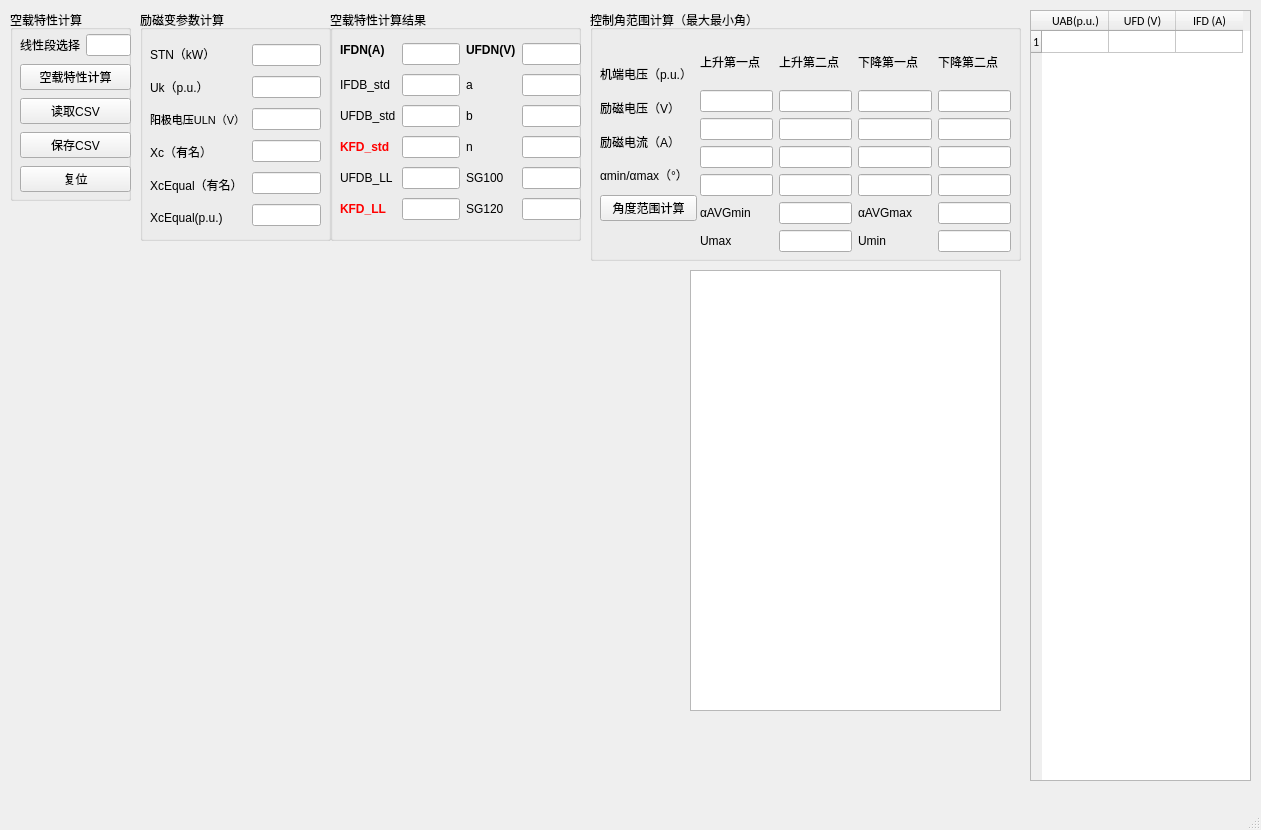
Old version of the form kongzaiQMainWindow.ui in the repository fly1057/noloadcharacteristic.
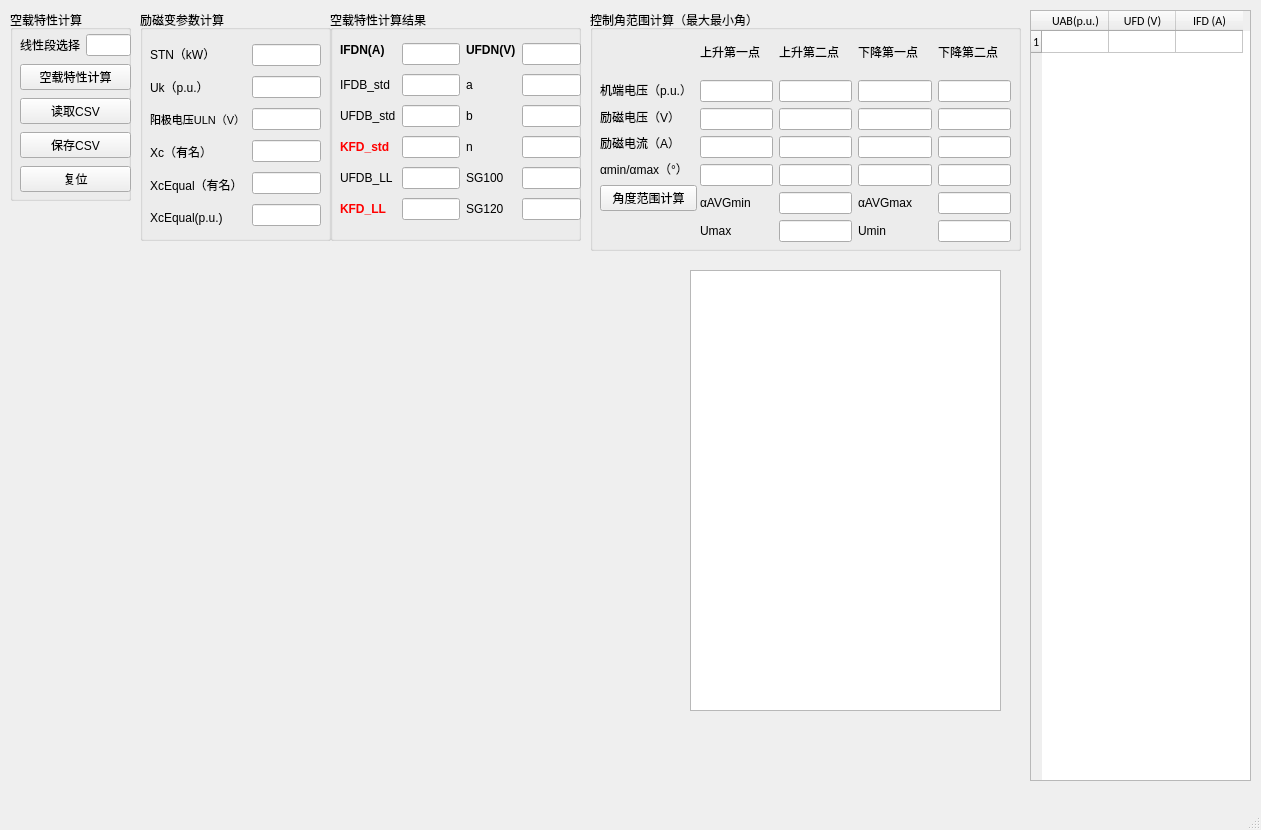
New version of the form.

```diff
--- a/kongzaiQMainWindow.ui
+++ b/kongzaiQMainWindow.ui
@@ -326,7 +326,7 @@
       <x>590</x>
       <y>10</y>
       <width>431</width>
-      <height>251</height>
+      <height>241</height>
      </rect>
     </property>
     <property name="acceptDrops">
@@ -345,9 +345,9 @@
      <property name="geometry">
       <rect>
        <x>10</x>
-       <y>50</y>
+       <y>70</y>
        <width>97</width>
-       <height>161</height>
+       <height>131</height>
       </rect>
      </property>
      <layout class="QVBoxLayout" name="verticalLayout_5">
@@ -392,7 +392,7 @@
      <property name="geometry">
       <rect>
        <x>110</x>
-       <y>30</y>
+       <y>20</y>
        <width>311</width>
        <height>212</height>
       </rect>
```
Left out of the diff: 2 changed lines with no effect on the pictures.
